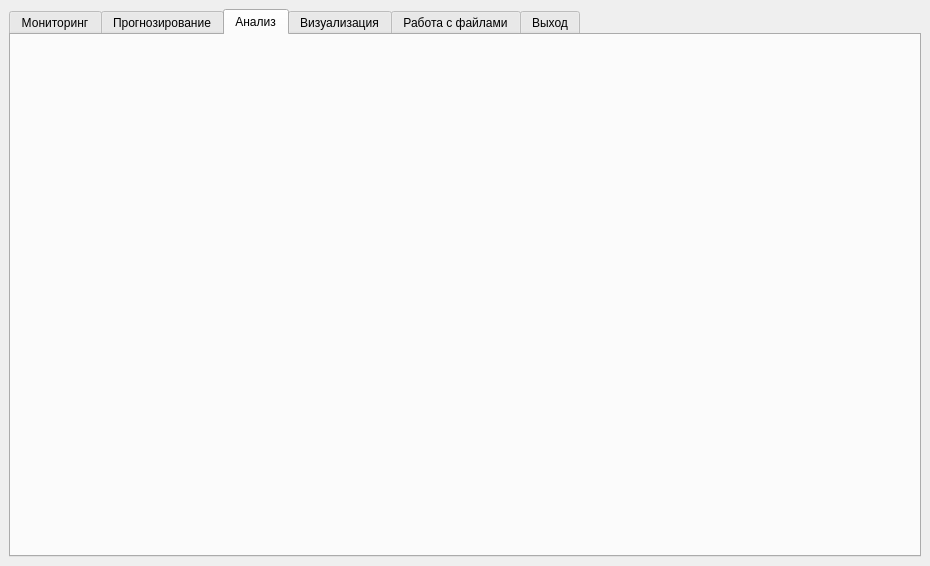
Before: the Qt Designer form Главный экран(Погода).ui in actggg/10_class_predprof, drawn with Qt 5.
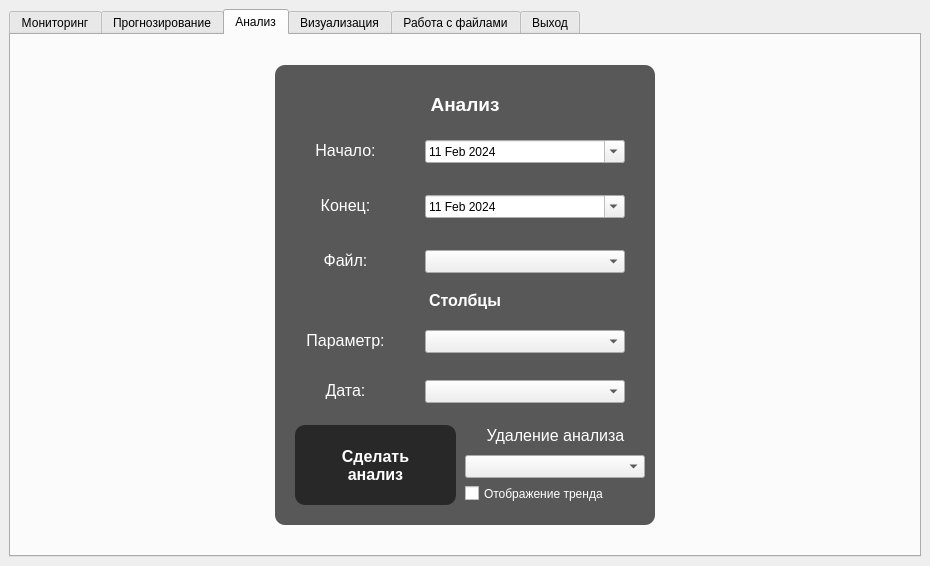
After: the same form once the commit is applied. Icons and pictures are not drawn.

Patch:
```diff
--- a/Главный экран(Погода).ui
+++ b/Главный экран(Погода).ui
@@ -1045,8 +1045,461 @@
         <string>Анализ</string>
        </attribute>
        <layout class="QHBoxLayout" name="horizontalLayout_2">
+        <property name="leftMargin">
+         <number>0</number>
+        </property>
+        <property name="topMargin">
+         <number>0</number>
+        </property>
+        <property name="rightMargin">
+         <number>0</number>
+        </property>
+        <property name="bottomMargin">
+         <number>0</number>
+        </property>
         <item>
-         <layout class="QVBoxLayout" name="rev"/>
+         <layout class="QHBoxLayout" name="rev">
+          <item>
+           <layout class="QHBoxLayout" name="rev_graph">
+            <item>
+             <widget class="QStackedWidget" name="background_5">
+              <property name="autoFillBackground">
+               <bool>false</bool>
+              </property>
+              <property name="styleSheet">
+               <string notr="true">QStackedWidget{background-image: url('C:/Users/sasak/PycharmProjects/10_class_predprof/weather-photos/background/cloudy.png'); background-repeat: no-repeat; background-position: bottom; border-radius: 10%; background-width:700}</string>
+              </property>
+              <widget class="QWidget" name="stackedWidgetPage1_5">
+               <layout class="QGridLayout" name="gridLayout_6" rowstretch="0" columnstretch="0">
+                <property name="sizeConstraint">
+                 <enum>QLayout::SetDefaultConstraint</enum>
+                </property>
+                <property name="leftMargin">
+                 <number>0</number>
+                </property>
+                <property name="topMargin">
+                 <number>0</number>
+                </property>
+                <property name="rightMargin">
+                 <number>0</number>
+                </property>
+                <property name="bottomMargin">
+                 <number>0</number>
+                </property>
+                <property name="spacing">
+                 <number>0</number>
+                </property>
+                <item row="0" column="0">
+                 <widget class="QGroupBox" name="groupBox_7">
+                  <property name="minimumSize">
+                   <size>
+                    <width>400</width>
+                    <height>480</height>
+                   </size>
+                  </property>
+                  <property name="maximumSize">
+                   <size>
+                    <width>400</width>
+                    <height>480</height>
+                   </size>
+                  </property>
+                  <property name="font">
+                   <font>
+                    <kerning>true</kerning>
+                   </font>
+                  </property>
+                  <property name="autoFillBackground">
+                   <bool>false</bool>
+                  </property>
+                  <property name="styleSheet">
+                   <string notr="true">QGroupBox{border:r}</string>
+                  </property>
+                  <property name="title">
+                   <string/>
+                  </property>
+                  <widget class="QListWidget" name="listWidget_5">
+                   <property name="geometry">
+                    <rect>
+                     <x>10</x>
+                     <y>10</y>
+                     <width>380</width>
+                     <height>460</height>
+                    </rect>
+                   </property>
+                   <property name="minimumSize">
+                    <size>
+                     <width>380</width>
+                     <height>460</height>
+                    </size>
+                   </property>
+                   <property name="maximumSize">
+                    <size>
+                     <width>380</width>
+                     <height>460</height>
+                    </size>
+                   </property>
+                   <property name="styleSheet">
+                    <string notr="true">QListWidget{ background-color: rgba(20, 20, 20, 180); border-radius: 10%;}</string>
+                   </property>
+                  </widget>
+                  <widget class="QDateEdit" name="review_begin">
+                   <property name="geometry">
+                    <rect>
+                     <x>160</x>
+                     <y>85</y>
+                     <width>200</width>
+                     <height>23</height>
+                    </rect>
+                   </property>
+                   <property name="dateTime">
+                    <datetime>
+                     <hour>0</hour>
+                     <minute>0</minute>
+                     <second>0</second>
+                     <year>2024</year>
+                     <month>2</month>
+                     <day>11</day>
+                    </datetime>
+                   </property>
+                   <property name="calendarPopup">
+                    <bool>true</bool>
+                   </property>
+                  </widget>
+                  <widget class="QLabel" name="label_7">
+                   <property name="geometry">
+                    <rect>
+                     <x>10</x>
+                     <y>10</y>
+                     <width>380</width>
+                     <height>78</height>
+                    </rect>
+                   </property>
+                   <property name="font">
+                    <font>
+                     <pointsize>14</pointsize>
+                     <weight>75</weight>
+                     <bold>true</bold>
+                    </font>
+                   </property>
+                   <property name="styleSheet">
+                    <string notr="true">QLabel{color:white}</string>
+                   </property>
+                   <property name="text">
+                    <string>Анализ</string>
+                   </property>
+                   <property name="alignment">
+                    <set>Qt::AlignCenter</set>
+                   </property>
+                  </widget>
+                  <widget class="QLabel" name="label_8">
+                   <property name="geometry">
+                    <rect>
+                     <x>30</x>
+                     <y>80</y>
+                     <width>101</width>
+                     <height>31</height>
+                    </rect>
+                   </property>
+                   <property name="font">
+                    <font>
+                     <pointsize>12</pointsize>
+                     <weight>50</weight>
+                     <bold>false</bold>
+                    </font>
+                   </property>
+                   <property name="styleSheet">
+                    <string notr="true">QLabel{color:white}</string>
+                   </property>
+                   <property name="text">
+                    <string>Начало:</string>
+                   </property>
+                   <property name="alignment">
+                    <set>Qt::AlignCenter</set>
+                   </property>
+                  </widget>
+                  <widget class="QLabel" name="label_9">
+                   <property name="geometry">
+                    <rect>
+                     <x>30</x>
+                     <y>135</y>
+                     <width>101</width>
+                     <height>31</height>
+                    </rect>
+                   </property>
+                   <property name="font">
+                    <font>
+                     <pointsize>12</pointsize>
+                     <weight>50</weight>
+                     <bold>false</bold>
+                    </font>
+                   </property>
+                   <property name="styleSheet">
+                    <string notr="true">QLabel{color:white}</string>
+                   </property>
+                   <property name="text">
+                    <string>Конец:</string>
+                   </property>
+                   <property name="alignment">
+                    <set>Qt::AlignCenter</set>
+                   </property>
+                  </widget>
+                  <widget class="QDateEdit" name="review_finish">
+                   <property name="geometry">
+                    <rect>
+                     <x>160</x>
+                     <y>140</y>
+                     <width>200</width>
+                     <height>23</height>
+                    </rect>
+                   </property>
+                   <property name="dateTime">
+                    <datetime>
+                     <hour>0</hour>
+                     <minute>0</minute>
+                     <second>0</second>
+                     <year>2024</year>
+                     <month>2</month>
+                     <day>11</day>
+                    </datetime>
+                   </property>
+                   <property name="calendarPopup">
+                    <bool>true</bool>
+                   </property>
+                  </widget>
+                  <widget class="QComboBox" name="review_files">
+                   <property name="geometry">
+                    <rect>
+                     <x>160</x>
+                     <y>195</y>
+                     <width>200</width>
+                     <height>23</height>
+                    </rect>
+                   </property>
+                   <property name="currentText">
+                    <string/>
+                   </property>
+                   <property name="maxVisibleItems">
+                    <number>200</number>
+                   </property>
+                  </widget>
+                  <widget class="QLabel" name="label_11">
+                   <property name="geometry">
+                    <rect>
+                     <x>30</x>
+                     <y>190</y>
+                     <width>101</width>
+                     <height>31</height>
+                    </rect>
+                   </property>
+                   <property name="font">
+                    <font>
+                     <pointsize>12</pointsize>
+                     <weight>50</weight>
+                     <bold>false</bold>
+                    </font>
+                   </property>
+                   <property name="styleSheet">
+                    <string notr="true">QLabel{color:white}</string>
+                   </property>
+                   <property name="text">
+                    <string>Файл:</string>
+                   </property>
+                   <property name="alignment">
+                    <set>Qt::AlignCenter</set>
+                   </property>
+                  </widget>
+                  <widget class="QLabel" name="label_12">
+                   <property name="geometry">
+                    <rect>
+                     <x>30</x>
+                     <y>270</y>
+                     <width>101</width>
+                     <height>31</height>
+                    </rect>
+                   </property>
+                   <property name="font">
+                    <font>
+                     <pointsize>12</pointsize>
+                     <weight>50</weight>
+                     <bold>false</bold>
+                    </font>
+                   </property>
+                   <property name="styleSheet">
+                    <string notr="true">QLabel{color:white}</string>
+                   </property>
+                   <property name="text">
+                    <string>Параметр:</string>
+                   </property>
+                   <property name="alignment">
+                    <set>Qt::AlignCenter</set>
+                   </property>
+                  </widget>
+                  <widget class="QComboBox" name="review_col">
+                   <property name="geometry">
+                    <rect>
+                     <x>160</x>
+                     <y>275</y>
+                     <width>200</width>
+                     <height>23</height>
+                    </rect>
+                   </property>
+                   <property name="maxVisibleItems">
+                    <number>200</number>
+                   </property>
+                  </widget>
+                  <widget class="QPushButton" name="make_review">
+                   <property name="geometry">
+                    <rect>
+                     <x>30</x>
+                     <y>370</y>
+                     <width>161</width>
+                     <height>80</height>
+                    </rect>
+                   </property>
+                   <property name="font">
+                    <font>
+                     <pointsize>12</pointsize>
+                     <weight>75</weight>
+                     <bold>true</bold>
+                    </font>
+                   </property>
+                   <property name="styleSheet">
+                    <string notr="true">QPushButton{ background-color: rgba(20, 20, 20, 180); border-radius: 10%;color: white }</string>
+                   </property>
+                   <property name="text">
+                    <string>Сделать
+анализ</string>
+                   </property>
+                  </widget>
+                  <widget class="QLabel" name="label_10">
+                   <property name="geometry">
+                    <rect>
+                     <x>190</x>
+                     <y>365</y>
+                     <width>201</width>
+                     <height>31</height>
+                    </rect>
+                   </property>
+                   <property name="font">
+                    <font>
+                     <pointsize>12</pointsize>
+                     <weight>50</weight>
+                     <bold>false</bold>
+                    </font>
+                   </property>
+                   <property name="styleSheet">
+                    <string notr="true">QLabel{color:white}</string>
+                   </property>
+                   <property name="text">
+                    <string>Удаление анализа</string>
+                   </property>
+                   <property name="alignment">
+                    <set>Qt::AlignCenter</set>
+                   </property>
+                  </widget>
+                  <widget class="QLabel" name="label_13">
+                   <property name="geometry">
+                    <rect>
+                     <x>30</x>
+                     <y>320</y>
+                     <width>101</width>
+                     <height>31</height>
+                    </rect>
+                   </property>
+                   <property name="font">
+                    <font>
+                     <pointsize>12</pointsize>
+                     <weight>50</weight>
+                     <bold>false</bold>
+                    </font>
+                   </property>
+                   <property name="styleSheet">
+                    <string notr="true">QLabel{color:white}</string>
+                   </property>
+                   <property name="text">
+                    <string>Дата:</string>
+                   </property>
+                   <property name="alignment">
+                    <set>Qt::AlignCenter</set>
+                   </property>
+                  </widget>
+                  <widget class="QComboBox" name="review_date">
+                   <property name="geometry">
+                    <rect>
+                     <x>160</x>
+                     <y>325</y>
+                     <width>200</width>
+                     <height>23</height>
+                    </rect>
+                   </property>
+                   <property name="maxVisibleItems">
+                    <number>200</number>
+                   </property>
+                  </widget>
+                  <widget class="QLabel" name="label_14">
+                   <property name="geometry">
+                    <rect>
+                     <x>10</x>
+                     <y>220</y>
+                     <width>380</width>
+                     <height>51</height>
+                    </rect>
+                   </property>
+                   <property name="font">
+                    <font>
+                     <pointsize>12</pointsize>
+                     <weight>75</weight>
+                     <bold>true</bold>
+                    </font>
+                   </property>
+                   <property name="styleSheet">
+                    <string notr="true">QLabel{color:white}</string>
+                   </property>
+                   <property name="text">
+                    <string>Столбцы</string>
+                   </property>
+                   <property name="alignment">
+                    <set>Qt::AlignCenter</set>
+                   </property>
+                  </widget>
+                  <widget class="QComboBox" name="review_del">
+                   <property name="geometry">
+                    <rect>
+                     <x>200</x>
+                     <y>400</y>
+                     <width>180</width>
+                     <height>23</height>
+                    </rect>
+                   </property>
+                   <property name="maxVisibleItems">
+                    <number>200</number>
+                   </property>
+                  </widget>
+                  <widget class="QCheckBox" name="trend_show">
+                   <property name="geometry">
+                    <rect>
+                     <x>200</x>
+                     <y>430</y>
+                     <width>171</width>
+                     <height>17</height>
+                    </rect>
+                   </property>
+                   <property name="styleSheet">
+                    <string notr="true">color:white</string>
+                   </property>
+                   <property name="text">
+                    <string>Отображение тренда</string>
+                   </property>
+                  </widget>
+                 </widget>
+                </item>
+               </layout>
+              </widget>
+             </widget>
+            </item>
+           </layout>
+          </item>
+         </layout>
         </item>
        </layout>
       </widget>
```
Left out of the diff: 324 changed lines with no effect on the pictures.
